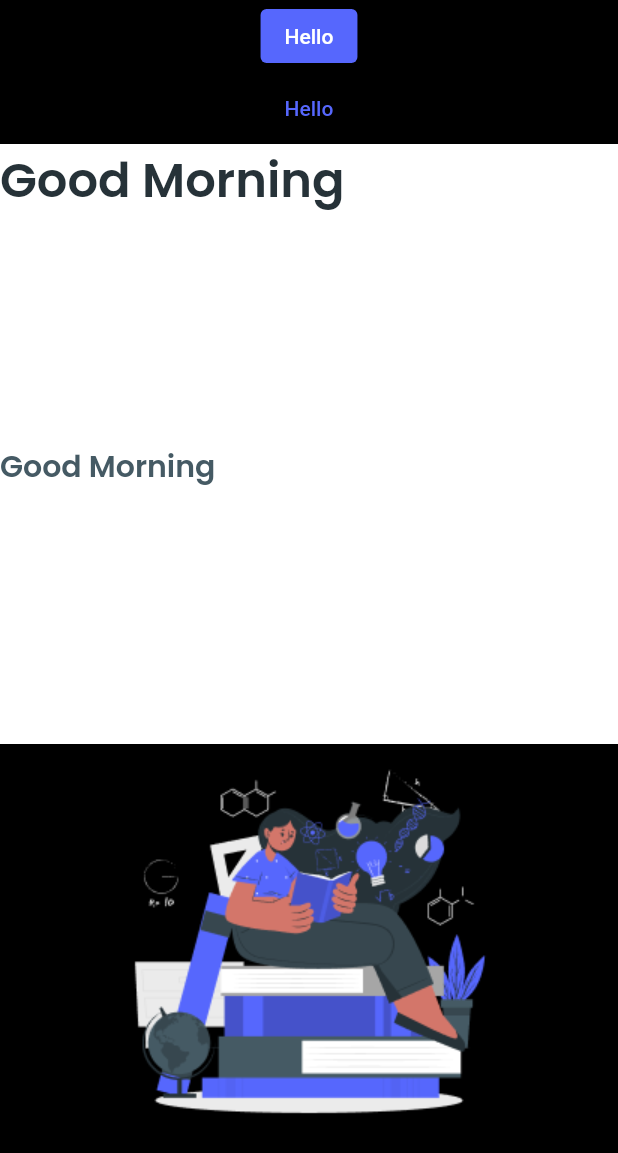
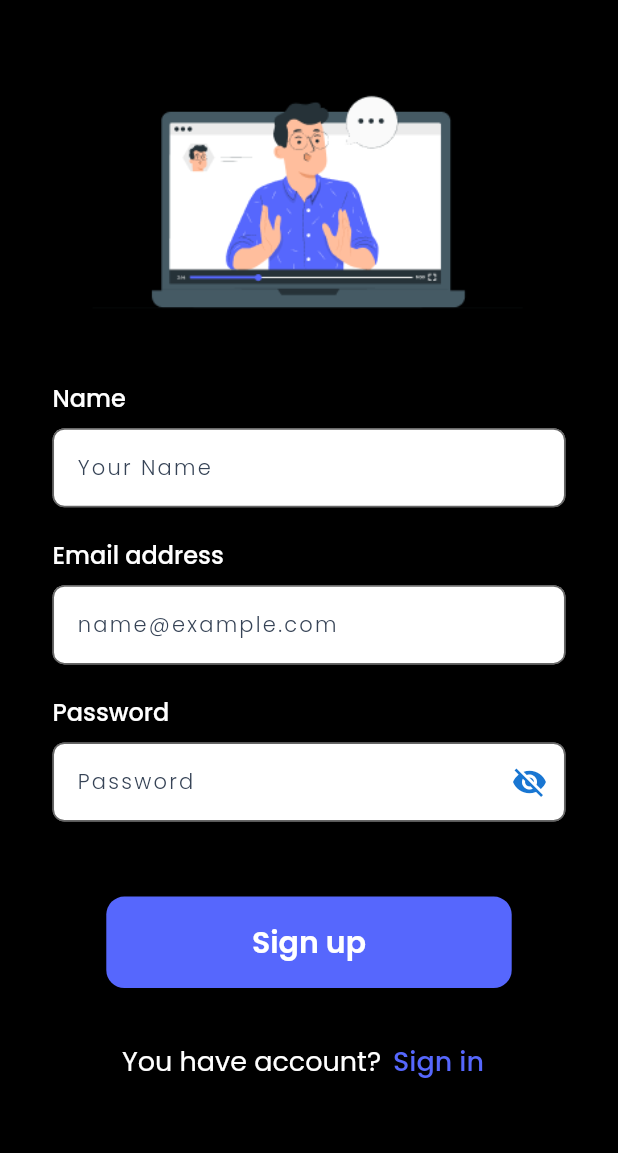
Before and after one commit to Sparsh-R17/EduApp, a Flutter app: the screen it shows after launch, on a phone screen of 412 x 824 dp. Shown: the top 1153 px of the screen. Run offline on Flutter 3.47's test engine with Material 2 defaults, Android fonts, the light colour scheme and no system bars.

Commit message:
SignUp and SignIn
SignUp and SignIn pages have been deigned (Responsive)

```diff
--- a/lib/main.dart
+++ b/lib/main.dart
@@ -1,5 +1,8 @@
 import 'package:flutter/material.dart';
 import 'package:flutter/services.dart';
+
+import './screens/signup.dart';
+import './screens/signin.dart';
 
 void main() {
   WidgetsFlutterBinding.ensureInitialized();
@@ -51,6 +54,7 @@ class MyApp extends StatelessWidget {
             fontFamily: 'Poppins',
             fontWeight: FontWeight.w300,
             color: Color(0xff364356),
+            fontSize: 14,
           ),
           titleLarge: TextStyle(
             fontFamily: 'Poppins',
@@ -82,50 +86,7 @@ class MyApp extends StatelessWidget {
           ),
         ),
       ),
-      home: const TrialPage(),
+      home: const SignUp(),
     );
   }
 }
-
-class TrialPage extends StatelessWidget {
-  const TrialPage({super.key});
-
-  @override
-  Widget build(BuildContext context) {
-    return Scaffold(
-      body: SafeArea(
-        child: Column(
-          children: [
-            ElevatedButton(
-              child: const Text('Hello'),
-              onPressed: () {},
-            ),
-            TextButton(
-              child: const Text('Hello'),
-              onPressed: () {},
-            ),
-            Container(
-              color: Colors.white,
-              height: 200,
-              width: double.infinity,
-              child: Text(
-                'Good Morning',
-                style: Theme.of(context).textTheme.titleLarge,
-              ),
-            ),
-            Container(
-              color: Colors.white,
-              height: 200,
-              width: double.infinity,
-              child: Text(
-                'Good Morning',
-                style: Theme.of(context).textTheme.titleMedium,
-              ),
-            ),
-            Image.asset('assets/Images/sign_in.png'),
-          ],
-        ),
-      ),
-    );
-  }
-}
--- /dev/null
+++ b/lib/screens/signup.dart
@@ -0,0 +1,220 @@
+import 'package:flutter/material.dart';
+
+class SignUp extends StatefulWidget {
+  const SignUp({super.key});
+
+  @override
+  State<SignUp> createState() => _SignUpState();
+}
+
+class _SignUpState extends State<SignUp> {
+  bool _passVisible = false;
+  bool _imgVisible = true;
+
+  @override
+  Widget build(BuildContext context) {
+    final pageHeight = MediaQuery.of(context).size.height;
+    final pageWidth = MediaQuery.of(context).size.width;
+
+    return Scaffold(
+      body: SafeArea(
+          child: ListView(
+        children: [
+          Container(
+            // alignment: Alignment.center,
+            padding: EdgeInsets.fromLTRB(0, 20, 0, pageHeight * 0.031),
+            child: Visibility(
+              visible: _imgVisible,
+              child: Image.asset(
+                'assets/Images/sign_up.png',
+                width: pageWidth * 0.577 * 1.4, // 0.577
+                height: pageHeight * 0.18 * 1.4, // 0.18
+              ),
+            ),
+          ),
+          Container(
+            // alignment: Alignment.center,
+            padding: EdgeInsets.only(
+              bottom: pageHeight * 0.01,
+              left: pageWidth * 0.085,
+            ),
+            child: Text(
+              'Name',
+              style: Theme.of(context).textTheme.labelMedium,
+            ),
+          ),
+          Padding(
+            padding:
+                EdgeInsets.fromLTRB(pageWidth * 0.085, 0, pageWidth * 0.085, 0),
+            child: SizedBox(
+              height: pageHeight * 0.064,
+              child: TextField(
+                // controller: nameController,
+                decoration: InputDecoration(
+                  filled: true,
+                  fillColor: Colors.white,
+                  border: OutlineInputBorder(
+                    borderSide: const BorderSide(width: 0),
+                    borderRadius: BorderRadius.circular(8.0),
+                  ),
+                  contentPadding: EdgeInsets.symmetric(
+                    vertical: pageHeight * 0.064 * 0.5,
+                    horizontal: pageWidth * 0.0389,
+                  ),
+                  hintText: 'Your Name',
+                  hintStyle: Theme.of(context).textTheme.labelSmall,
+                ),
+              ),
+            ),
+          ),
+          Container(
+            // alignment: Alignment.center,
+            padding: EdgeInsets.only(
+              top: pageHeight * 0.024,
+              bottom: pageHeight * 0.01,
+              left: pageWidth * 0.085,
+            ),
+            child: Text(
+              'Email address',
+              style: Theme.of(context).textTheme.labelMedium,
+            ),
+          ),
+          Padding(
+            padding:
+                EdgeInsets.fromLTRB(pageWidth * 0.085, 0, pageWidth * 0.085, 0),
+            child: SizedBox(
+              height: pageHeight * 0.064,
+              child: TextField(
+                // controller: nameController,
+                decoration: InputDecoration(
+                  filled: true,
+                  fillColor: Colors.white,
+                  border: OutlineInputBorder(
+                    borderSide: const BorderSide(width: 0),
+                    borderRadius: BorderRadius.circular(8.0),
+                  ),
+                  contentPadding: EdgeInsets.symmetric(
+                    vertical: pageHeight * 0.064 * 0.5,
+                    horizontal: pageWidth * 0.0389,
+                  ),
+                  hintText: 'name@example.com',
+                  hintStyle: Theme.of(context).textTheme.labelSmall,
+                ),
+              ),
+            ),
+          ),
+          Container(
+            // alignment: Alignment.center,
+            padding: EdgeInsets.only(
+              top: pageHeight * 0.024,
+              bottom: pageHeight * 0.01,
+              left: pageWidth * 0.085,
+            ),
+            child: Text(
+              'Password',
+              style: Theme.of(context).textTheme.labelMedium,
+            ),
+          ),
+          Padding(
+            padding:
+                EdgeInsets.fromLTRB(pageWidth * 0.085, 0, pageWidth * 0.085, 0),
+            child: SizedBox(
+              height: pageHeight * 0.064,
+              child: TextField(
+                obscureText: !_passVisible,
+                onTap: () {
+                  setState(() {
+                    _imgVisible = !_imgVisible;
+                  });
+                },
+                onEditingComplete: () { //! Testing Visibility
+                  setState(() {
+                    _imgVisible = !_imgVisible;
+                  });
+                },
+                // controller: passwordController,
+                decoration: InputDecoration(
+                  filled: true,
+                  fillColor: Colors.white,
+                  border: OutlineInputBorder(
+                    borderSide: const BorderSide(width: 0),
+                    borderRadius: BorderRadius.circular(8.0),
+                  ),
+                  contentPadding: EdgeInsets.symmetric(
+                    vertical: pageHeight * 0.064 * 0.5,
+                    horizontal: pageWidth * 0.0389,
+                  ),
+                  hintText: 'Password',
+                  hintStyle: Theme.of(context).textTheme.labelSmall,
+                  suffixIcon: IconButton(
+                    icon: Icon(
+                      _passVisible ? Icons.visibility : Icons.visibility_off,
+                      color: Theme.of(context).primaryColorDark,
+                    ),
+                    onPressed: () {
+                      setState(() {
+                        _passVisible = !_passVisible;
+                      });
+                    },
+                  ),
+                ),
+              ),
+            ),
+          ),
+          Padding(
+            padding: EdgeInsets.fromLTRB(pageWidth * 0.172, pageHeight * 0.0607,
+                pageWidth * 0.172, pageHeight * 0.03),
+            child: SizedBox(
+              height: pageHeight * 0.074,
+              child: ElevatedButton(
+                onPressed: () {
+                  // print(nameController.text);
+                  // print(passwordController.text);
+                },
+                style: ElevatedButton.styleFrom(
+                    shape: RoundedRectangleBorder(
+                  borderRadius: BorderRadius.circular(12),
+                )),
+                child: const Text(
+                  'Sign up',
+                  style: TextStyle(
+                    fontFamily: 'Poppins',
+                    fontWeight: FontWeight.w600,
+                    fontSize: 20,
+                    color: Colors.white,
+                  ),
+                ),
+              ),
+            ),
+          ),
+          Row(
+            mainAxisAlignment: MainAxisAlignment.center,
+            children: <Widget>[
+              const Text(
+                'You have account?',
+                style: TextStyle(
+                  fontFamily: 'Poppins',
+                  fontWeight: FontWeight.w400,
+                  fontSize: 18,
+                  color: Colors.white,
+                ),
+              ),
+              TextButton(
+                child: const Text(
+                  'Sign in',
+                  style: TextStyle(
+                    fontFamily: 'Poppins',
+                    fontSize: 18,
+                  ),
+                ),
+                onPressed: () {
+                  //signup screen
+                },
+              )
+            ],
+          ),
+        ],
+      )),
+    );
+  }
+}
```
Also changed, not shown: lib/screens/signin.dart (added, +166 -0 lines).
